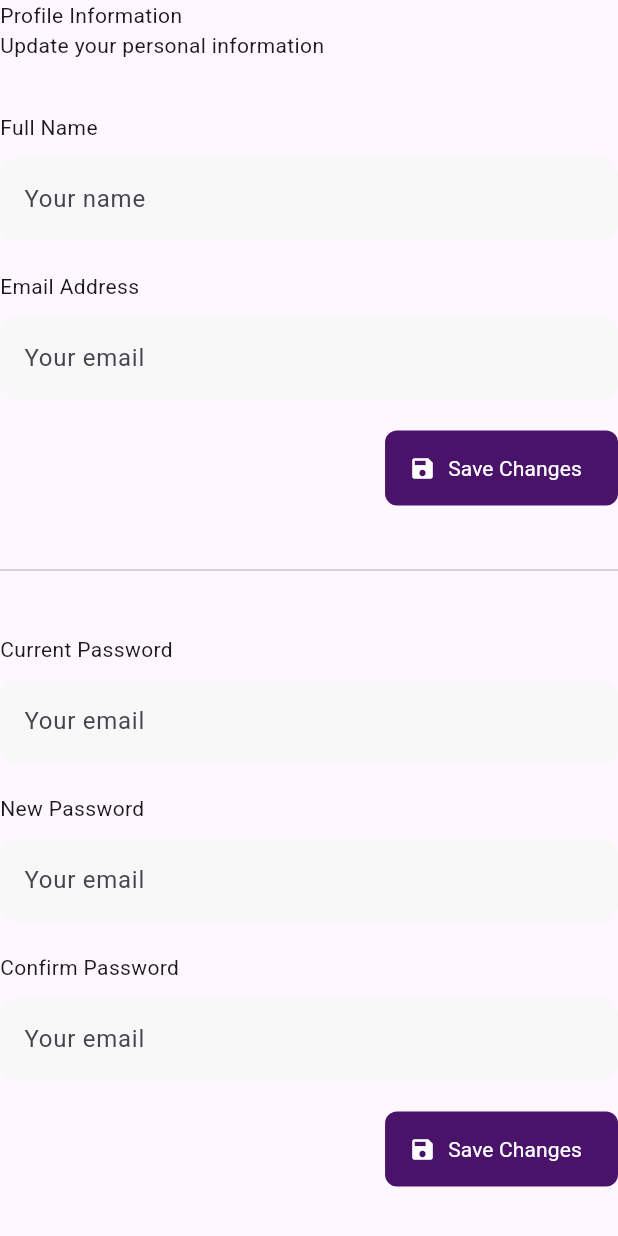
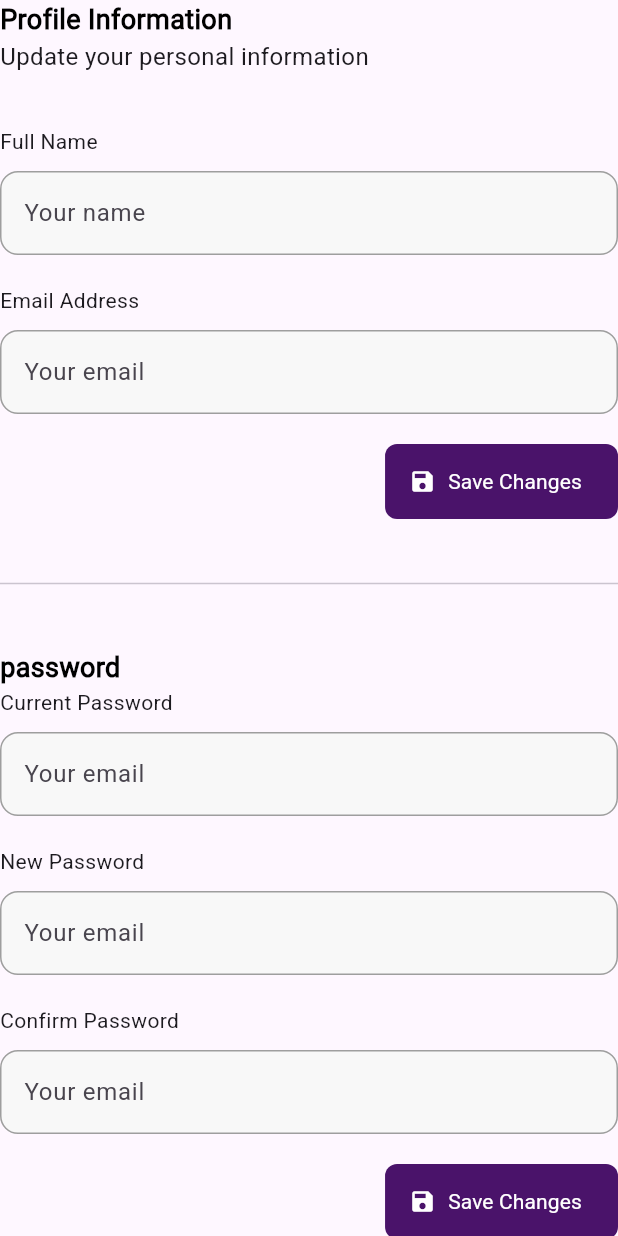
Before and after one commit to HH-Tushar/chatter_matter, a Flutter app: the PersonalSpace widget shown alone on an empty page, opened directly, on a phone screen of 412 x 824 dp. Run offline on Flutter 3.47's test engine with Material 3 defaults, Android fonts, the light colour scheme and no system bars; our stand-ins replace cloud_firestore, flutter_svg, go_router, syncfusion_flutter_charts; accounts and stored records are empty.

Commit message:
settings added

```diff
--- a/lib/common/custom_input.dart
+++ b/lib/common/custom_input.dart
@@ -8,21 +8,42 @@ Widget customInput({
   String? initialValue,
   required bool isEnable,
   bool isBig = false,
+  bool applyBorder = false,
   TextInputFormatter? formatter,
   required Function(String)? onChange,
 }) {
   return TextFormField(
     enabled: isEnable,
     initialValue: initialValue,
-    minLines: isBig ? 4 : null,
-    maxLines: isBig ? 6 : null,
+    minLines: isBig ? 6 : null,
+    maxLines: isBig ? 10 : null,
     inputFormatters: formatter != null ? [formatter] : null,
     decoration: InputDecoration(
       hintText: hintText,
       filled: true,
       fillColor: Color(0xffF8F8F8),
+      disabledBorder: OutlineInputBorder(
+        borderRadius: BorderRadius.circular(defaultRadius),
+        borderSide: applyBorder
+            ? BorderSide(color: Colors.grey)
+            : isBig == false
+            ? BorderSide.none
+            : BorderSide(),
+      ),
+      enabledBorder: OutlineInputBorder(
+        borderRadius: BorderRadius.circular(defaultRadius),
+        borderSide: applyBorder
+            ? BorderSide(color: Colors.grey)
+            : isBig == false
+            ? BorderSide.none
+            : BorderSide(),
+      ),
       border: OutlineInputBorder(
-        borderSide: isBig == false ? BorderSide.none : BorderSide(),
+        borderSide: applyBorder
+            ? BorderSide(color: Colors.grey)
+            : isBig == false
+            ? BorderSide.none
+            : BorderSide(),
         borderRadius: BorderRadius.circular(defaultRadius),
       ),
     ),
--- a/lib/presentation/setting/personal_space.dart
+++ b/lib/presentation/setting/personal_space.dart
@@ -8,14 +8,15 @@ class PersonalSpace extends StatelessWidget {
     return Column(
       crossAxisAlignment: CrossAxisAlignment.start,
       children: [
-        Text("Profile Information"),
-        Text("Update your personal information"),
+        Text("Profile Information", style: titleMedium()),
+        Text("Update your personal information", style: bodyLarge()),
 
         vPad35,
         Text("Full Name"),
         vPad10,
         customInput(
           hintText: "Your name",
+          applyBorder: true,
           isEnable: true,
           onChange: (e) {},
           isBig: false,
@@ -24,6 +25,7 @@ class PersonalSpace extends StatelessWidget {
         Text("Email Address"),
         vPad10,
         customInput(
+          applyBorder: true,
           hintText: "Your email",
           isEnable: true,
           onChange: (e) {},
@@ -49,9 +51,12 @@ class PersonalSpace extends StatelessWidget {
         vPad35,
         Divider(),
         vPad35,
+        Text("password", style: titleMedium()),
+
         Text("Current Password"),
         vPad10,
         customInput(
+          applyBorder: true,
           hintText: "Your email",
           isEnable: true,
           onChange: (e) {},
@@ -61,6 +66,7 @@ class PersonalSpace extends StatelessWidget {
         Text("New Password"),
         vPad10,
         customInput(
+          applyBorder: true,
           hintText: "Your email",
           isEnable: true,
           onChange: (e) {},
@@ -70,6 +76,7 @@ class PersonalSpace extends StatelessWidget {
         Text("Confirm Password"),
         vPad10,
         customInput(
+          applyBorder: true,
           hintText: "Your email",
           isEnable: true,
           onChange: (e) {},
```
Also changed, not shown: lib/presentation/setting/privacy_policy.dart (+92 -0 lines), lib/presentation/setting/setting_view.dart (+5 -5 lines).
